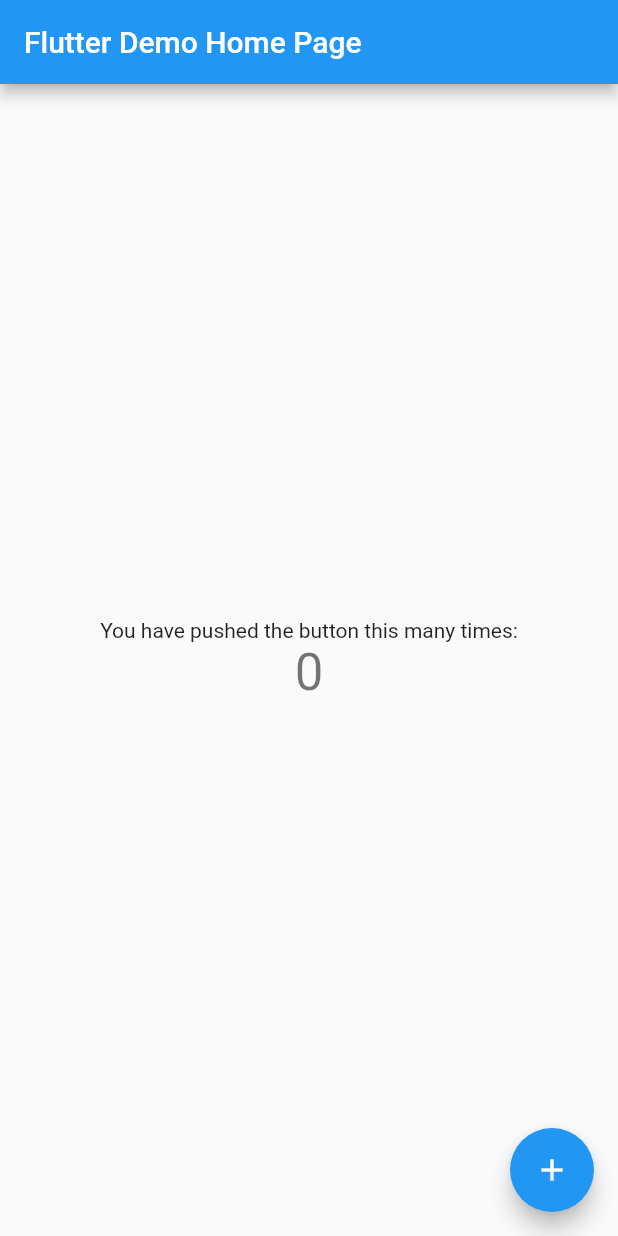
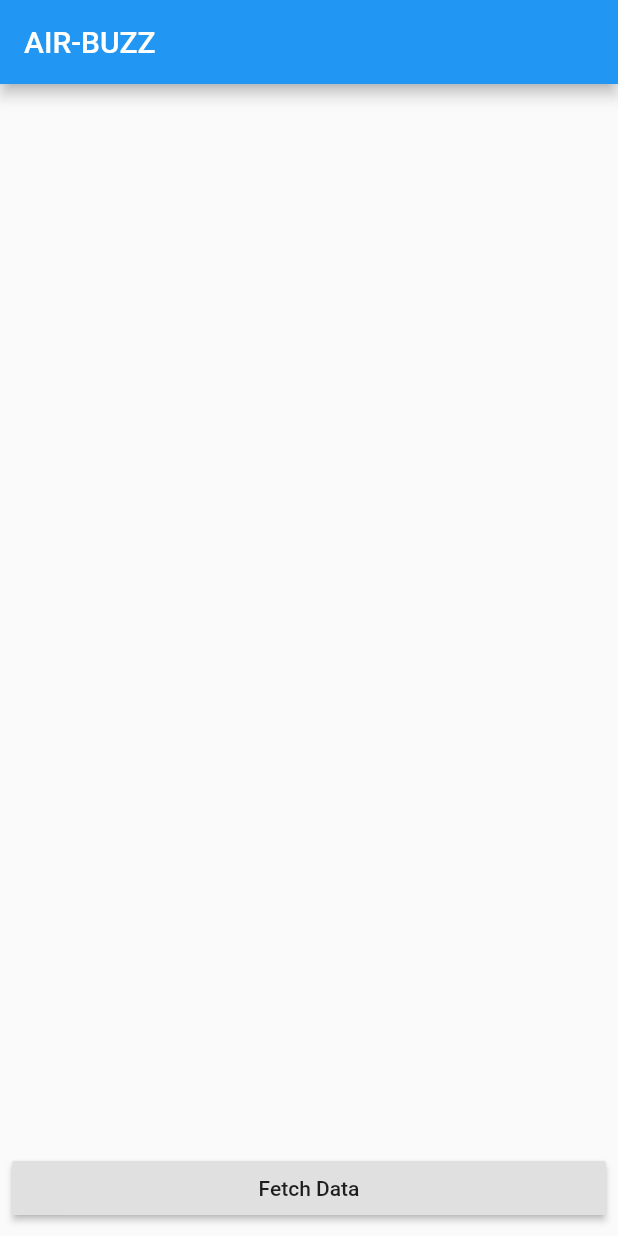
Before and after one commit to arko97x/airbus-aerothon-ui, a Flutter app: the screen it shows after launch, on a phone screen of 412 x 824 dp. Run offline on Flutter 3.47's test engine with Material 2 defaults, Android fonts, the phone set to English and light mode, and no system bars.

Commit message:
Created Home Page Template

```diff
--- a/lib/main.dart
+++ b/lib/main.dart
@@ -1,42 +1,30 @@
 import 'package:flutter/material.dart';
+import 'package:flutter/cupertino.dart';
+import 'dart:io';
+import 'package:flutter/services.dart';
+import 'dart:async';
+import 'dart:convert';
+import 'package:http/http.dart' as http;
 
 void main() => runApp(MyApp());
 
 class MyApp extends StatelessWidget {
-  // This widget is the root of your application.
+
   @override
   Widget build(BuildContext context) {
     return MaterialApp(
-      title: 'Flutter Demo',
+      title: 'Airbus Home Page',
       theme: ThemeData(
-        // This is the theme of your application.
-        //
-        // Try running your application with "flutter run". You'll see the
-        // application has a blue toolbar. Then, without quitting the app, try
-        // changing the primarySwatch below to Colors.green and then invoke
-        // "hot reload" (press "r" in the console where you ran "flutter run",
-        // or simply save your changes to "hot reload" in a Flutter IDE).
-        // Notice that the counter didn't reset back to zero; the application
-        // is not restarted.
         primarySwatch: Colors.blue,
       ),
-      home: MyHomePage(title: 'Flutter Demo Home Page'),
+      home: MyHomePage(title: 'AIR-BUZZ'),
     );
   }
 }
 
 class MyHomePage extends StatefulWidget {
+
   MyHomePage({Key key, this.title}) : super(key: key);
-
-  // This widget is the home page of your application. It is stateful, meaning
-  // that it has a State object (defined below) that contains fields that affect
-  // how it looks.
-
-  // This class is the configuration for the state. It holds the values (in this
-  // case the title) provided by the parent (in this case the App widget) and
-  // used by the build method of the State. Fields in a Widget subclass are
-  // always marked "final".
-
   final String title;
 
   @override
@@ -44,68 +32,59 @@ class MyHomePage extends StatefulWidget {
 }
 
 class _MyHomePageState extends State<MyHomePage> {
-  int _counter = 0;
 
-  void _incrementCounter() {
+  List list = List();
+  var isLoading = false;
+
+  _fetchData() async {
+
     setState(() {
-      // This call to setState tells the Flutter framework that something has
-      // changed in this State, which causes it to rerun the build method below
-      // so that the display can reflect the updated values. If we changed
-      // _counter without calling setState(), then the build method would not be
-      // called again, and so nothing would appear to happen.
-      _counter++;
+      isLoading = true;
     });
+
+    final response = await http.get("https://airbus-aerothon.herokuapp.com/aerothon/news");
+    //final response =await http.get("https://jsonplaceholder.typicode.com/photos");
+
+    if (response.statusCode == 200) {
+      list = json.decode(response.body) as List;
+      setState(() {
+        isLoading = false;
+      });
+    } else {
+      throw Exception('Failed to load');
+    }
   }
 
   @override
   Widget build(BuildContext context) {
-    // This method is rerun every time setState is called, for instance as done
-    // by the _incrementCounter method above.
-    //
-    // The Flutter framework has been optimized to make rerunning build methods
-    // fast, so that you can just rebuild anything that needs updating rather
-    // than having to individually change instances of widgets.
+
     return Scaffold(
       appBar: AppBar(
-        // Here we take the value from the MyHomePage object that was created by
-        // the App.build method, and use it to set our appbar title.
         title: Text(widget.title),
       ),
-      body: Center(
-        // Center is a layout widget. It takes a single child and positions it
-        // in the middle of the parent.
-        child: Column(
-          // Column is also layout widget. It takes a list of children and
-          // arranges them vertically. By default, it sizes itself to fit its
-          // children horizontally, and tries to be as tall as its parent.
-          //
-          // Invoke "debug painting" (press "p" in the console, choose the
-          // "Toggle Debug Paint" action from the Flutter Inspector in Android
-          // Studio, or the "Toggle Debug Paint" command in Visual Studio Code)
-          // to see the wireframe for each widget.
-          //
-          // Column has various properties to control how it sizes itself and
-          // how it positions its children. Here we use mainAxisAlignment to
-          // center the children vertically; the main axis here is the vertical
-          // axis because Columns are vertical (the cross axis would be
-          // horizontal).
-          mainAxisAlignment: MainAxisAlignment.center,
-          children: <Widget>[
-            Text(
-              'You have pushed the button this many times:',
-            ),
-            Text(
-              '$_counter',
-              style: Theme.of(context).textTheme.display1,
-            ),
-          ],
-        ),
+
+      bottomNavigationBar: Padding(
+        padding: const EdgeInsets.all(8.0),
+        child: RaisedButton(
+            child: new Text("Fetch Data"),
+            onPressed: _fetchData,
+          ),
       ),
-      floatingActionButton: FloatingActionButton(
-        onPressed: _incrementCounter,
-        tooltip: 'Increment',
-        child: Icon(Icons.add),
-      ), // This trailing comma makes auto-formatting nicer for build methods.
+
+      body: isLoading
+            ? Center(
+                child: CircularProgressIndicator(),
+              )
+            : ListView.builder(
+                itemCount: list.length,
+                itemBuilder: (BuildContext context, int index) {
+                  return ListTile(
+                    contentPadding: EdgeInsets.all(10.0),
+                    title: new Text(list[index]['newsHeadline']),
+                    trailing: new Text(list[index]['newsText']),
+                  );
+                }
+              ),
     );
   }
 }
--- a/pubspec.yaml
+++ b/pubspec.yaml
@@ -23,11 +23,14 @@ dependencies:
   # The following adds the Cupertino Icons font to your application.
   # Use with the CupertinoIcons class for iOS style icons.
   cupertino_icons: ^0.1.2
+  xml: ^3.0.0
+  flutter_webview_plugin: ^0.3.0+2
+  path_provider: ^0.4.0
+  http: ^0.12.0+1
 
 dev_dependencies:
   flutter_test:
     sdk: flutter
-
 
 # For information on the generic Dart part of this file, see the
 # following page: https://www.dartlang.org/tools/pub/pubspec
```
Also changed, not shown: pubspec.lock.
